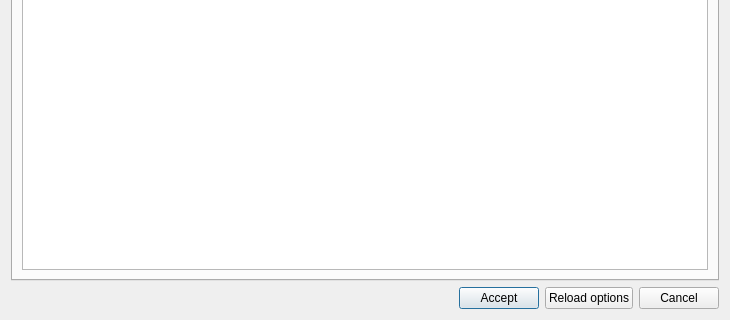
Giswater/giswater_qgis_plugin, file core/ui/toolbars/epa/inp_config_import.ui: the form before one commit; both pictures show x 0 to 730 and y 422 to 742 of the 730 by 742 pixel window.
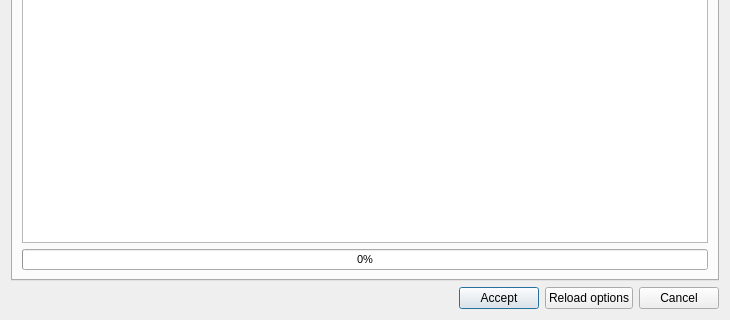
The form after the commit. The open tabs and pages were chosen to show the change.

Commit message: refactor(import_inp): add progressBar to import inp task

Patch:
```diff
--- a/core/ui/toolbars/epa/inp_config_import.ui
+++ b/core/ui/toolbars/epa/inp_config_import.ui
@@ -432,8 +432,15 @@
          <string>Info log</string>
         </attribute>
         <layout class="QGridLayout" name="gridLayout_6">
+         <item row="1" column="0">
+          <widget class="QProgressBar" name="progressBar">
+           <property name="value">
+            <number>0</number>
+           </property>
+          </widget>
+         </item>
          <item row="0" column="0">
-          <widget class="QPlainTextEdit" name="txt_infolog"/>
+          <widget class="QTextEdit" name="txt_infolog"/>
          </item>
         </layout>
        </widget>
```
Left out of the diff: 29 changed lines with no effect on the pictures. The commit also changes 2 other files.
